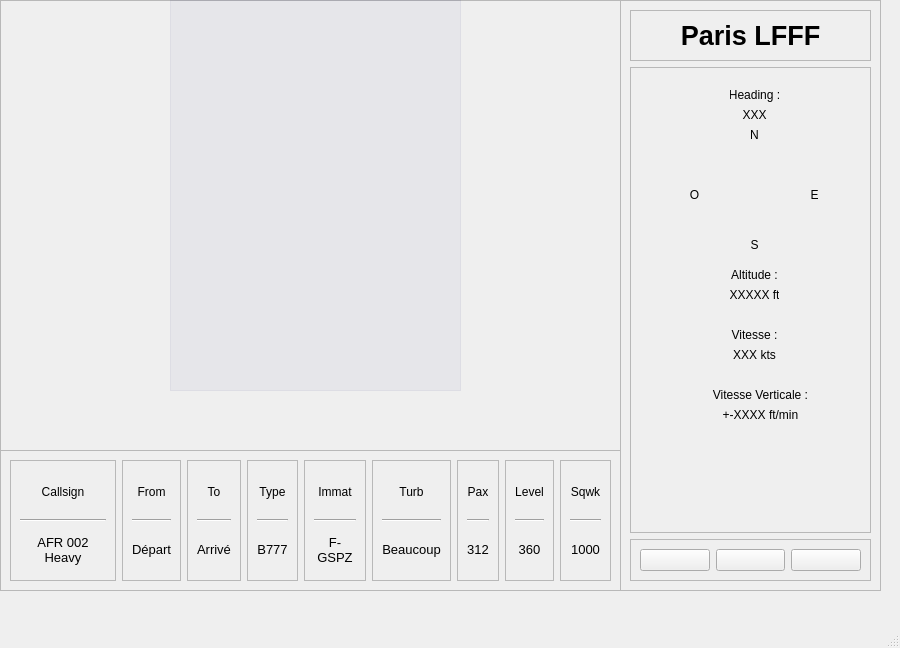
First picture: the form in ATC_paris.ui, repository arcreane/python-project-projet-ivry-sur-seine, before the edit.
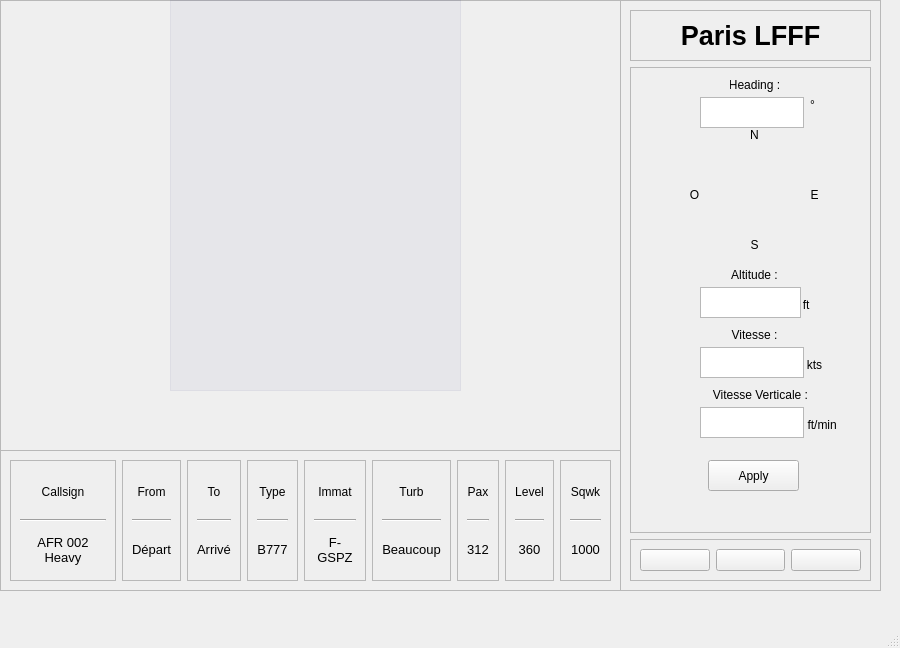
Second picture: the form after the edit. Icons and pictures are not drawn.

Commit message: gros commit, navigation entre les pages accueil et les differentes parties de la france avec le bouton retour pour aller a laccueil .

Diff of the .ui file:
```diff
--- a/ATC_paris.ui
+++ b/ATC_paris.ui
@@ -585,7 +585,7 @@
         <property name="geometry">
          <rect>
           <x>100</x>
-          <y>20</y>
+          <y>10</y>
           <width>49</width>
           <height>16</height>
          </rect>
@@ -597,22 +597,6 @@
          <set>Qt::AlignmentFlag::AlignCenter</set>
         </property>
        </widget>
-       <widget class="QLabel" name="txt_direction_variable">
-        <property name="geometry">
-         <rect>
-          <x>100</x>
-          <y>40</y>
-          <width>49</width>
-          <height>16</height>
-         </rect>
-        </property>
-        <property name="text">
-         <string>XXX</string>
-        </property>
-        <property name="alignment">
-         <set>Qt::AlignmentFlag::AlignCenter</set>
-        </property>
-       </widget>
        <widget class="QLabel" name="img_cercle">
         <property name="geometry">
          <rect>
@@ -715,14 +699,14 @@
        <widget class="QLabel" name="txt_altitude_variable">
         <property name="geometry">
          <rect>
-          <x>100</x>
-          <y>220</y>
+          <x>150</x>
+          <y>230</y>
           <width>49</width>
           <height>16</height>
          </rect>
         </property>
         <property name="text">
-         <string>XXXXX ft</string>
+         <string> ft</string>
         </property>
         <property name="alignment">
          <set>Qt::AlignmentFlag::AlignCenter</set>
@@ -763,33 +747,118 @@
        <widget class="QLabel" name="txt_vitesse_variable">
         <property name="geometry">
          <rect>
-          <x>100</x>
+          <x>160</x>
+          <y>290</y>
+          <width>49</width>
+          <height>16</height>
+         </rect>
+        </property>
+        <property name="text">
+         <string>kts</string>
+        </property>
+        <property name="alignment">
+         <set>Qt::AlignmentFlag::AlignCenter</set>
+        </property>
+       </widget>
+       <widget class="QLabel" name="unit_vitesse_verticale">
+        <property name="geometry">
+         <rect>
+          <x>150</x>
+          <y>350</y>
+          <width>81</width>
+          <height>16</height>
+         </rect>
+        </property>
+        <property name="text">
+         <string> ft/min</string>
+        </property>
+        <property name="alignment">
+         <set>Qt::AlignmentFlag::AlignCenter</set>
+        </property>
+       </widget>
+       <widget class="QTextEdit" name="txt_altitude_valeur">
+        <property name="geometry">
+         <rect>
+          <x>70</x>
+          <y>220</y>
+          <width>101</width>
+          <height>31</height>
+         </rect>
+        </property>
+       </widget>
+       <widget class="QTextEdit" name="txt_vitesse_valeur">
+        <property name="geometry">
+         <rect>
+          <x>70</x>
           <y>280</y>
-          <width>49</width>
-          <height>16</height>
+          <width>104</width>
+          <height>31</height>
          </rect>
         </property>
-        <property name="text">
-         <string>XXX kts</string>
-        </property>
-        <property name="alignment">
-         <set>Qt::AlignmentFlag::AlignCenter</set>
-        </property>
        </widget>
-       <widget class="QLabel" name="txt_vitessev_variable">
+       <widget class="QTextEdit" name="txt_vitesse_verticale_valeur">
         <property name="geometry">
          <rect>
-          <x>90</x>
+          <x>70</x>
           <y>340</y>
-          <width>81</width>
+          <width>104</width>
+          <height>31</height>
+         </rect>
+        </property>
+       </widget>
+       <widget class="QTextEdit" name="txt_heading_valeur">
+        <property name="geometry">
+         <rect>
+          <x>70</x>
+          <y>30</y>
+          <width>104</width>
+          <height>31</height>
+         </rect>
+        </property>
+       </widget>
+       <widget class="QLabel" name="img_icon_avion">
+        <property name="geometry">
+         <rect>
+          <x>90</x>
+          <y>90</y>
+          <width>71</width>
+          <height>61</height>
+         </rect>
+        </property>
+        <property name="text">
+         <string/>
+        </property>
+        <property name="pixmap">
+         <pixmap>image/avion_icon.png</pixmap>
+        </property>
+        <property name="scaledContents">
+         <bool>true</bool>
+        </property>
+       </widget>
+       <widget class="QLabel" name="unit_heading">
+        <property name="geometry">
+         <rect>
+          <x>180</x>
+          <y>30</y>
+          <width>21</width>
           <height>16</height>
          </rect>
         </property>
         <property name="text">
-         <string>+-XXXX ft/min</string>
+         <string>°</string>
         </property>
-        <property name="alignment">
-         <set>Qt::AlignmentFlag::AlignCenter</set>
+       </widget>
+       <widget class="QPushButton" name="btn_apply">
+        <property name="geometry">
+         <rect>
+          <x>78</x>
+          <y>393</y>
+          <width>91</width>
+          <height>31</height>
+         </rect>
+        </property>
+        <property name="text">
+         <string>Apply</string>
         </property>
        </widget>
       </widget>
```
Left out of the diff: 8 changed lines with no effect on the pictures. The commit also changes 6 other files.
